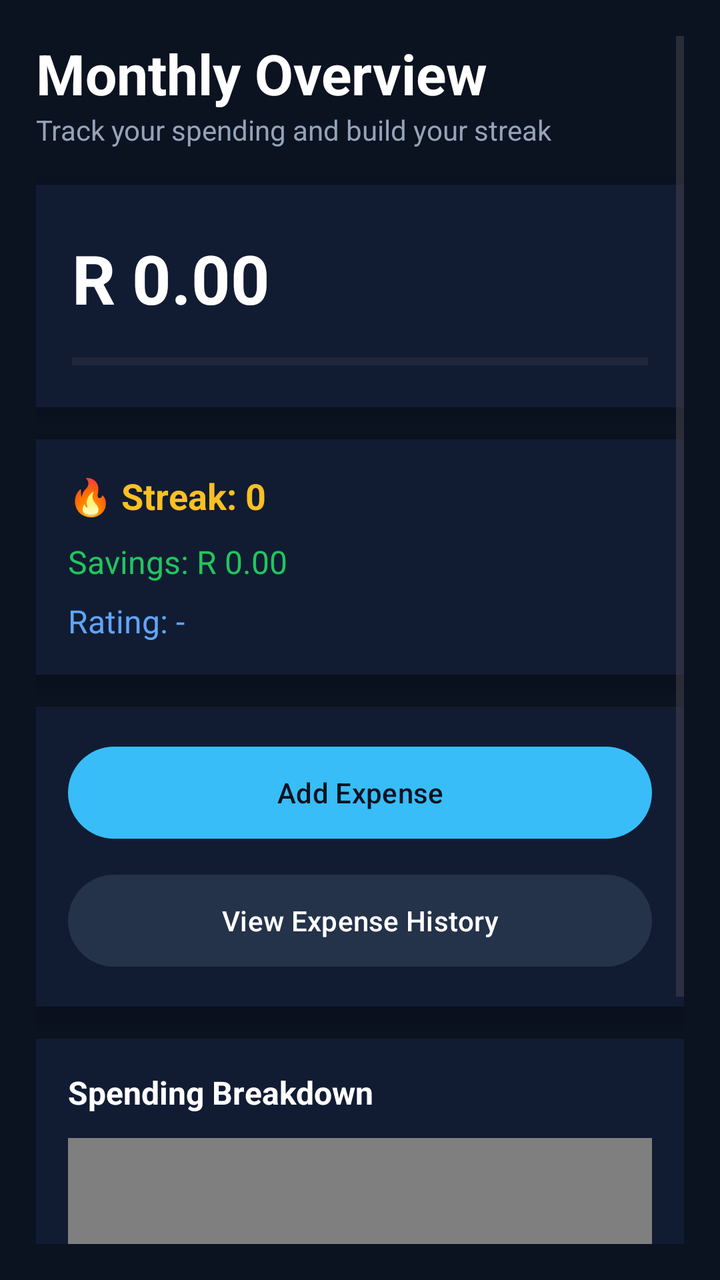
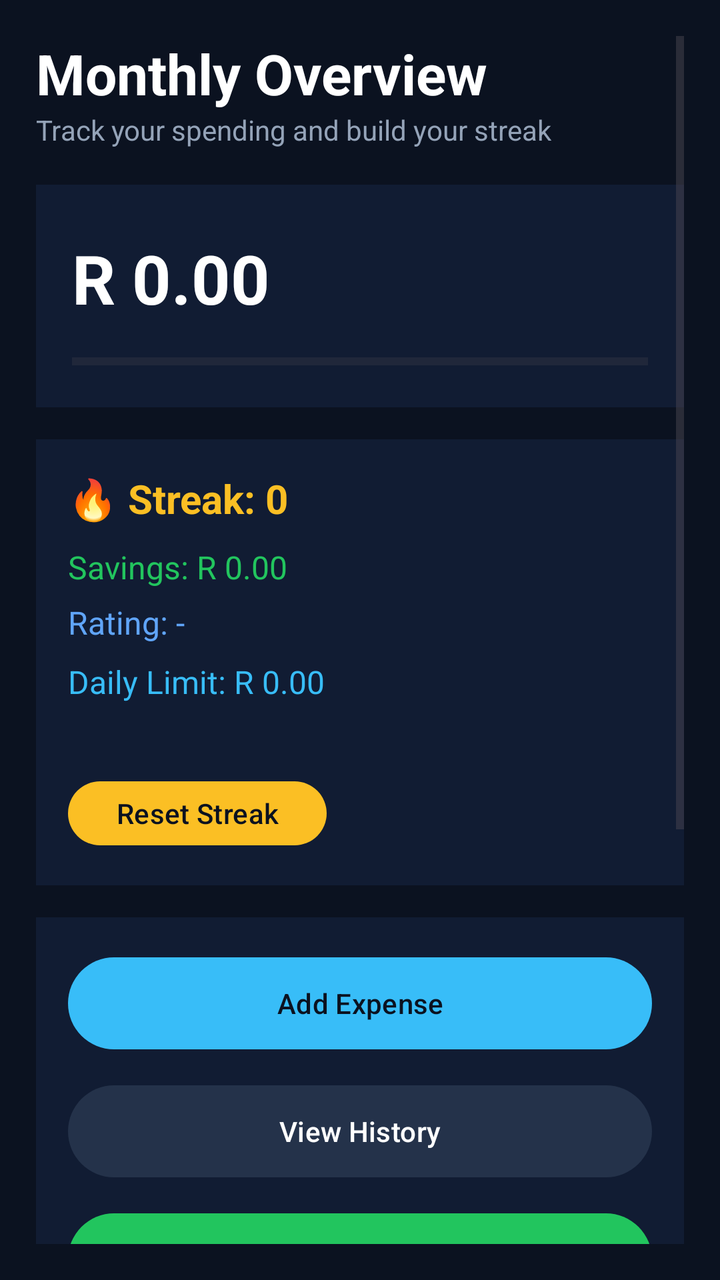

An Android layout rendered at two revisions. The XML below is the earlier revision; the diff shows what the commit changed to produce the second picture.
<!-- AndroidManifest.xml: application theme Theme.BudgetX -->
<!-- res/layout/activity_dashboard.xml -->
<?xml version="1.0" encoding="utf-8"?>
<ScrollView xmlns:android="http://schemas.android.com/apk/res/android"
    xmlns:app="http://schemas.android.com/apk/res-auto"
    android:layout_width="match_parent"
    android:layout_height="match_parent"
    android:background="#0B1220"
    android:padding="18dp">

    <LinearLayout
        android:layout_width="match_parent"
        android:layout_height="wrap_content"
        android:orientation="vertical">

        
        <TextView
            android:layout_width="wrap_content"
            android:layout_height="wrap_content"
            android:text="Monthly Overview"
            android:textSize="28sp"
            android:textStyle="bold"
            android:textColor="#FFFFFF"/>

        <TextView
            android:layout_width="wrap_content"
            android:layout_height="wrap_content"
            android:text="Track your spending and build your streak"
            android:textSize="14sp"
            android:textColor="#94A3B8"
            android:layout_marginBottom="18dp"/>

        
        <LinearLayout
            android:layout_width="match_parent"
            android:layout_height="wrap_content"
            android:orientation="vertical"
            android:background="#111C33"
            android:padding="18dp"
            android:layout_marginBottom="16dp"
            android:elevation="6dp">

            <TextView
                android:text="Total Spent This Month"
                android:textSize="13sp"
                android:textColor="#94A3B8"/>

            <TextView
                android:id="@+id/tvTotalSpent"
                android:layout_width="wrap_content"
                android:layout_height="wrap_content"
                android:layout_marginTop="6dp"
                android:text="R 0.00"
                android:textColor="#FFFFFF"
                android:textSize="34sp"
                android:textStyle="bold" />

            <ProgressBar
                android:id="@+id/pbBudget"
                style="?android:attr/progressBarStyleHorizontal"
                android:layout_width="match_parent"
                android:layout_height="10dp"
                android:max="100"
                android:progress="0"
                android:layout_marginTop="14dp"
                android:progressTint="#38BDF8"
                android:backgroundTint="#24324A"/>
        </LinearLayout>

        
        <LinearLayout
            android:layout_width="match_parent"
            android:layout_height="wrap_content"
            android:orientation="vertical"
            android:background="#111C33"
            android:padding="16dp"
            android:layout_marginBottom="16dp"
            android:elevation="6dp">

            
            <TextView
                android:id="@+id/tvStreak"
                android:layout_width="wrap_content"
                android:layout_height="wrap_content"
                android:text="🔥 Streak: 0"
                android:textSize="18sp"
                android:textStyle="bold"
                android:textColor="#FBBF24"
                android:layout_marginBottom="10dp"/>

            <TextView
                android:id="@+id/tvSavings"
                android:layout_width="wrap_content"
                android:layout_height="wrap_content"
                android:text="Savings: R 0.00"
                android:textSize="16sp"
                android:textColor="#22C55E"
                android:layout_marginBottom="8dp"/>

            <TextView
                android:id="@+id/tvRating"
                android:layout_width="wrap_content"
                android:layout_height="wrap_content"
                android:text="Rating: -"
                android:textSize="16sp"
                android:textColor="#60A5FA"/>
        </LinearLayout>

        
        <LinearLayout
            android:layout_width="match_parent"
            android:layout_height="wrap_content"
            android:orientation="vertical"
            android:background="#111C33"
            android:padding="16dp"
            android:layout_marginBottom="16dp"
            android:elevation="6dp">

            <com.google.android.material.button.MaterialButton
                android:id="@+id/btnAddExpense"
                android:layout_width="match_parent"
                android:layout_height="54dp"
                android:text="Add Expense"
                android:textColor="#0B1220"
                app:backgroundTint="#38BDF8"
                android:layout_marginBottom="10dp"/>

            <com.google.android.material.button.MaterialButton
                android:id="@+id/btnViewHistory"
                android:layout_width="match_parent"
                android:layout_height="54dp"
                android:text="View Expense History"
                android:textColor="#FFFFFF"
                app:backgroundTint="#24324A"/>
        </LinearLayout>

        
        <LinearLayout
            android:layout_width="match_parent"
            android:layout_height="wrap_content"
            android:background="#111C33"
            android:padding="16dp"
            android:elevation="6dp">

            <LinearLayout
                android:layout_width="match_parent"
                android:layout_height="wrap_content"
                android:orientation="vertical">

                <TextView
                    android:layout_width="wrap_content"
                    android:layout_height="wrap_content"
                    android:text="Spending Breakdown"
                    android:textSize="16sp"
                    android:textStyle="bold"
                    android:textColor="#FFFFFF"
                    android:layout_marginBottom="12dp"/>

                <com.example.budgetx.SimpleBarChartView
                    android:id="@+id/dashboardChart"
                    android:layout_width="match_parent"
                    android:layout_height="220dp"/>
            </LinearLayout>

        </LinearLayout>

    </LinearLayout>

</ScrollView>
<!-- resources referenced by this layout -->
<resources>
  <style name="Theme.BudgetX" parent="Base.Theme.BudgetX" />
  <style name="Base.Theme.BudgetX" parent="Theme.Material3.DayNight.NoActionBar">
          
          
      </style>
</resources>

<!-- the commit's change to res/layout/activity_dashboard.xml (unified diff, before → after) -->
@@ -35,8 +35,7 @@
             android:orientation="vertical"
             android:background="#111C33"
             android:padding="18dp"
-            android:layout_marginBottom="16dp"
-            android:elevation="6dp">
+            android:layout_marginBottom="16dp">
 
             <TextView
                 android:text="Total Spent This Month"
@@ -72,16 +71,14 @@
             android:orientation="vertical"
             android:background="#111C33"
             android:padding="16dp"
-            android:layout_marginBottom="16dp"
-            android:elevation="6dp">
-
-            
+            android:layout_marginBottom="16dp">
+
             <TextView
                 android:id="@+id/tvStreak"
                 android:layout_width="wrap_content"
                 android:layout_height="wrap_content"
                 android:text="🔥 Streak: 0"
-                android:textSize="18sp"
+                android:textSize="20sp"
                 android:textStyle="bold"
                 android:textColor="#FBBF24"
                 android:layout_marginBottom="10dp"/>
@@ -93,7 +90,7 @@
                 android:text="Savings: R 0.00"
                 android:textSize="16sp"
                 android:textColor="#22C55E"
-                android:layout_marginBottom="8dp"/>
+                android:layout_marginBottom="6dp"/>
 
             <TextView
                 android:id="@+id/tvRating"
@@ -102,6 +99,36 @@
                 android:text="Rating: -"
                 android:textSize="16sp"
                 android:textColor="#60A5FA"/>
+
+            
+            <TextView
+                android:id="@+id/tvDailyLimit"
+                android:layout_width="wrap_content"
+                android:layout_height="wrap_content"
+                android:text="Daily Limit: R 0.00"
+                android:textSize="16sp"
+                android:textColor="#38BDF8"
+                android:layout_marginTop="8dp"/>
+
+            
+            <TextView
+                android:id="@+id/tvWarning"
+                android:layout_width="wrap_content"
+                android:layout_height="wrap_content"
+                android:text=""
+                android:textSize="14sp"
+                android:textColor="#FBBF24"
+                android:layout_marginTop="6dp"/>
+
+            
+            <com.google.android.material.button.MaterialButton
+                android:id="@+id/btnResetStreak"
+                android:layout_width="wrap_content"
+                android:layout_height="40dp"
+                android:text="Reset Streak"
+                android:textColor="#0B1220"
+                app:backgroundTint="#FBBF24"
+                android:layout_marginTop="10dp"/>
         </LinearLayout>
 
         
@@ -111,8 +138,7 @@
             android:orientation="vertical"
             android:background="#111C33"
             android:padding="16dp"
-            android:layout_marginBottom="16dp"
-            android:elevation="6dp">
+            android:layout_marginBottom="16dp">
 
             <com.google.android.material.button.MaterialButton
                 android:id="@+id/btnAddExpense"
@@ -127,18 +153,26 @@
                 android:id="@+id/btnViewHistory"
                 android:layout_width="match_parent"
                 android:layout_height="54dp"
-                android:text="View Expense History"
+                android:text="View History"
                 android:textColor="#FFFFFF"
-                app:backgroundTint="#24324A"/>
-        </LinearLayout>
-
-        
-        <LinearLayout
-            android:layout_width="match_parent"
-            android:layout_height="wrap_content"
-            android:background="#111C33"
-            android:padding="16dp"
-            android:elevation="6dp">
+                app:backgroundTint="#24324A"
+                android:layout_marginBottom="10dp"/>
+
+            <com.google.android.material.button.MaterialButton
+                android:id="@+id/btnSetGoal"
+                android:layout_width="match_parent"
+                android:layout_height="54dp"
+                android:text="Set Budget Goal"
+                android:textColor="#0B1220"
+                app:backgroundTint="#22C55E"/>
+        </LinearLayout>
+
+        
+        <LinearLayout
+            android:layout_width="match_parent"
+            android:layout_height="wrap_content"
+            android:background="#111C33"
+            android:padding="16dp">
 
             <LinearLayout
                 android:layout_width="match_parent"
